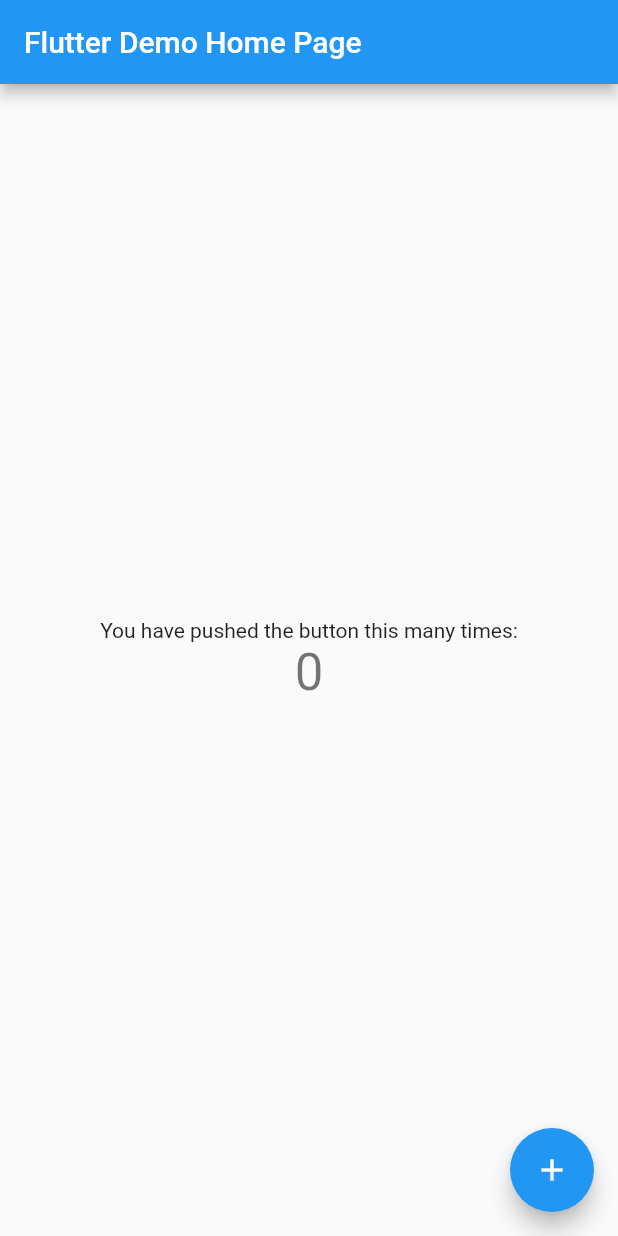
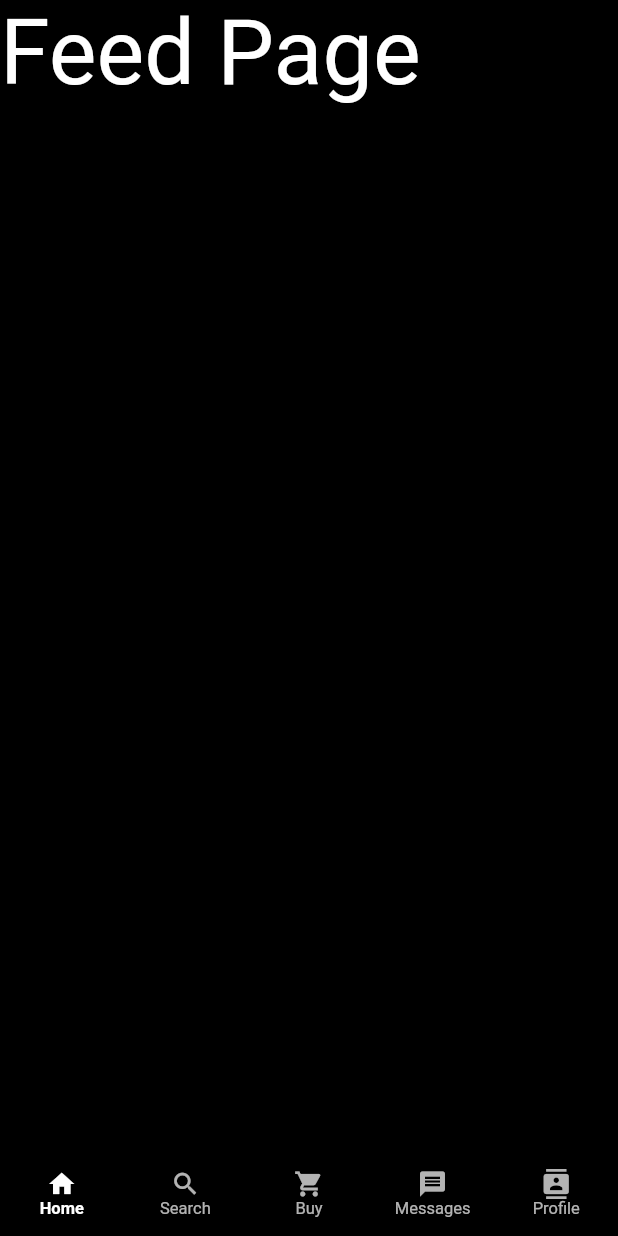
Before and after one commit to cvanvlack/BottomMenuNavigation, a Flutter app: the screen it shows after launch, on a phone screen of 412 x 824 dp. Run offline on Flutter 3.47's test engine with Material 2 defaults, Android fonts, the phone set to English and light mode, and no system bars; our stand-ins replace auto_route, freezed_annotation, hooks_riverpod.

Commit message:
- Added the basic framework

```diff
--- /dev/null
+++ b/build.yaml
@@ -0,0 +1,6 @@
+targets:
+  $default:
+    builders:
+      json_serializable:
+        options:
+          explicit_to_json: true
--- /dev/null
+++ b/lib/core/application/page_notifier.dart
@@ -0,0 +1,27 @@
+import 'package:freezed_annotation/freezed_annotation.dart';
+import 'package:hooks_riverpod/hooks_riverpod.dart';
+
+part 'page_notifier.freezed.dart';
+
+@freezed
+class PageState with _$PageState {
+  const PageState._();
+  const factory PageState.feedPage() = _FeedPage;
+  const factory PageState.searchPage() = _SearchPage;
+  const factory PageState.messagesPage() = _MessagesPage;
+  const factory PageState.profilePage() = _ProfilePage;
+  const factory PageState.buyPage() = _BuyPage;
+}
+
+class PageNotifier extends StateNotifier<PageState> {
+  //initializing with PageState.feedPage for the feed view.
+  PageNotifier() : super(const PageState.feedPage());
+
+  set pageState(PageState value) {
+    super.state = value;
+  }
+
+  PageState get pageState {
+    return state;
+  }
+}
--- /dev/null
+++ b/lib/core/application/theme_notifier.dart
@@ -0,0 +1,21 @@
+import 'package:freezed_annotation/freezed_annotation.dart';
+import 'package:hooks_riverpod/hooks_riverpod.dart';
+
+part 'theme_notifier.freezed.dart';
+
+@freezed
+class ThemeState with _$ThemeState {
+  const ThemeState._();
+  const factory ThemeState.dark() = _Dark;
+  const factory ThemeState.light() = _Light;
+}
+
+class ThemeNotifier extends StateNotifier<ThemeState> {
+  //initializing with Themestate.dark for the feed view.
+  ThemeNotifier() : super(const ThemeState.dark());
+
+  void setDarkTheme() => state = const ThemeState.dark();
+  void setLightTheme() => state = const ThemeState.light();
+
+  ThemeState get themeState => state;
+}
--- /dev/null
+++ b/lib/core/presentation/app_widget.dart
@@ -0,0 +1,24 @@
+import 'package:bottom_menu_navigation/core/presentation/routes/app_router.gr.dart';
+import 'package:flutter/material.dart';
+import 'package:hooks_riverpod/hooks_riverpod.dart';
+
+// final initializationProvider = FutureProvider<Unit>((ref) async {
+//   ref.read(pageStateNotifierProvider.notifier).pageState =
+//       const PageState.feedPage();
+
+//   return unit;
+// });
+
+class AppWidget extends ConsumerWidget {
+  final appRouter = AppRouter();
+
+  @override
+  Widget build(BuildContext context, WidgetRef ref) {
+//    ref.listen(initializationProvider, (_) {});
+    return MaterialApp.router(
+      title: 'Perfect Gift',
+      routerDelegate: appRouter.delegate(),
+      routeInformationParser: appRouter.defaultRouteParser(),
+    );
+  }
+}
--- /dev/null
+++ b/lib/core/presentation/bottom_bar.dart
@@ -0,0 +1,93 @@
+import 'package:bottom_menu_navigation/core/application/page_notifier.dart';
+import 'package:bottom_menu_navigation/core/application/theme_notifier.dart';
+import 'package:bottom_menu_navigation/core/presentation/routes/app_router.gr.dart';
+import 'package:bottom_menu_navigation/core/shared/providers.dart';
+import 'package:flutter/material.dart';
+import 'package:hooks_riverpod/hooks_riverpod.dart';
+
+class BottomBar extends ConsumerWidget {
+  const BottomBar({Key? key}) : super(key: key);
+
+  static const double navigationIconSize = 20.0;
+
+  @override
+  Widget build(BuildContext context, WidgetRef ref) {
+    final bool isDarkTheme =
+        ref.read(themeStateNotifierProvider.notifier).themeState ==
+            const ThemeState.dark();
+    final int menuIndex = 0;
+
+    return BottomNavigationBar(
+      iconSize: navigationIconSize,
+      currentIndex: menuIndex,
+      type: BottomNavigationBarType.fixed,
+      backgroundColor: isDarkTheme ? Colors.black : Colors.white,
+      selectedItemColor: isDarkTheme ? Colors.white : Colors.black,
+      unselectedItemColor: isDarkTheme ? Colors.white70 : Colors.black54,
+      selectedLabelStyle: const TextStyle(
+        fontWeight: FontWeight.bold,
+        fontSize: 11.0,
+      ),
+      unselectedLabelStyle: const TextStyle(
+        fontWeight: FontWeight.normal,
+        fontSize: 11.0,
+      ),
+      onTap: (index) {
+        print(index);
+        switch (index) {
+          case 0:
+            ref.read(pageStateNotifierProvider.notifier).pageState =
+                const PageState.feedPage();
+            ref.read(appRouterProvider).replace(const FeedRoute());
+            break;
+          case 1:
+            ref.read(pageStateNotifierProvider.notifier).pageState =
+                const PageState.searchPage();
+            ref.read(appRouterProvider).replace(const SearchRoute());
+            break;
+          case 2:
+            ref.read(pageStateNotifierProvider.notifier).pageState =
+                const PageState.buyPage();
+            ref.read(appRouterProvider).replace(const BuyRoute());
+            break;
+          case 3:
+            ref.read(pageStateNotifierProvider.notifier).pageState =
+                const PageState.messagesPage();
+            ref.read(appRouterProvider).replace(const MessagesRoute());
+            break;
+          case 4:
+            ref.read(pageStateNotifierProvider.notifier).pageState =
+                const PageState.profilePage();
+            ref.read(appRouterProvider).replace(const ProfileRoute());
+            break;
+          default:
+            ref.read(pageStateNotifierProvider.notifier).pageState =
+                const PageState.feedPage();
+            ref.read(appRouterProvider).replace(const FeedRoute());
+        }
+      },
+      items: const [
+        BottomNavigationBarItem(
+          icon: Icon(Icons.home),
+          label: 'Home',
+        ),
+        BottomNavigationBarItem(
+          icon: Icon(Icons.search),
+          label: 'Search',
+        ),
+        BottomNavigationBarItem(
+          icon: Icon(Icons.shopping_cart),
+          label: 'Buy',
+        ),
+        BottomNavigationBarItem(
+          icon: Icon(Icons.message),
+          label: 'Messages',
+        ),
+        BottomNavigationBarItem(
+          icon: Icon(Icons.contacts),
+          label: 'Profile',
+        ),
+      ],
+    );
+  }
+}
--- /dev/null
+++ b/lib/core/presentation/routes/app_router.dart
@@ -0,0 +1,18 @@
+import 'package:auto_route/annotations.dart';
+import 'package:bottom_menu_navigation/buy/presentation/buy_page.dart';
+import 'package:bottom_menu_navigation/feed/presentation/feed_page.dart';
+import 'package:bottom_menu_navigation/messages/presentation/messages_page.dart';
+import 'package:bottom_menu_navigation/profile/presentation/profile_page.dart';
+import 'package:bottom_menu_navigation/search/presentation/search_page.dart';
+
+@MaterialAutoRouter(
+  routes: [
+    MaterialRoute(page: FeedPage, initial: true, path: '/feedpage'),
+    MaterialRoute(page: MessagesPage, path: '/messages'),
+    MaterialRoute(page: BuyPage, path: '/messages'),
+    MaterialRoute(page: ProfilePage, path: '/starred'),
+    MaterialRoute(page: SearchPage, path: '/search'),
+  ],
+  replaceInRouteName: 'Page,Route',
+)
+class $AppRouter {}
--- /dev/null
+++ b/lib/core/shared/providers.dart
@@ -0,0 +1,11 @@
+import 'package:bottom_menu_navigation/core/application/page_notifier.dart';
+import 'package:bottom_menu_navigation/core/application/theme_notifier.dart';
+import 'package:bottom_menu_navigation/core/presentation/routes/app_router.gr.dart';
+import 'package:hooks_riverpod/hooks_riverpod.dart';
+
+final themeStateNotifierProvider =
+    StateNotifierProvider<ThemeNotifier, ThemeState>((ref) => ThemeNotifier());
+final pageStateNotifierProvider =
+    StateNotifierProvider<PageNotifier, PageState>((ref) => PageNotifier());
+
+final appRouterProvider = Provider((ref) => AppRouter());
--- /dev/null
+++ b/lib/feed/presentation/feed_page.dart
@@ -0,0 +1,21 @@
+import 'package:bottom_menu_navigation/core/presentation/bottom_bar.dart';
+import 'package:flutter/material.dart';
+
+class FeedPage extends StatelessWidget {
+  const FeedPage({Key? key}) : super(key: key);
+
+  @override
+  Widget build(BuildContext context) {
+    return const Scaffold(
+      bottomNavigationBar: BottomBar(),
+      backgroundColor: Colors.black,
+      body: Text(
+        'Feed Page',
+        style: TextStyle(
+          color: Colors.white,
+          fontSize: 60,
+        ),
+      ),
+    );
+  }
+}
--- a/lib/main.dart
+++ b/lib/main.dart
@@ -1,115 +1,9 @@
+import 'package:bottom_menu_navigation/core/presentation/app_widget.dart';
 import 'package:flutter/material.dart';
+import 'package:hooks_riverpod/hooks_riverpod.dart';
 
-void main() {
-  runApp(const MyApp());
-}
-
-class MyApp extends StatelessWidget {
-  const MyApp({Key? key}) : super(key: key);
-
-  // This widget is the root of your application.
-  @override
-  Widget build(BuildContext context) {
-    return MaterialApp(
-      title: 'Flutter Demo',
-      theme: ThemeData(
-        // This is the theme of your application.
-        //
-        // Try running your application with "flutter run". You'll see the
-        // application has a blue toolbar. Then, without quitting the app, try
-        // changing the primarySwatch below to Colors.green and then invoke
-        // "hot reload" (press "r" in the console where you ran "flutter run",
-        // or simply save your changes to "hot reload" in a Flutter IDE).
-        // Notice that the counter didn't reset back to zero; the application
-        // is not restarted.
-        primarySwatch: Colors.blue,
+void main() => runApp(
+      ProviderScope(
+        child: AppWidget(),
       ),
-      home: const MyHomePage(title: 'Flutter Demo Home Page'),
     );
-  }
-}
-
-class MyHomePage extends StatefulWidget {
-  const MyHomePage({Key? key, required this.title}) : super(key: key);
-
-  // This widget is the home page of your application. It is stateful, meaning
-  // that it has a State object (defined below) that contains fields that affect
-  // how it looks.
-
-  // This class is the configuration for the state. It holds the values (in this
-  // case the title) provided by the parent (in this case the App widget) and
-  // used by the build method of the State. Fields in a Widget subclass are
-  // always marked "final".
-
-  final String title;
-
-  @override
-  State<MyHomePage> createState() => _MyHomePageState();
-}
-
-class _MyHomePageState extends State<MyHomePage> {
-  int _counter = 0;
-
-  void _incrementCounter() {
-    setState(() {
-      // This call to setState tells the Flutter framework that something has
-      // changed in this State, which causes it to rerun the build method below
-      // so that the display can reflect the updated values. If we changed
-      // _counter without calling setState(), then the build method would not be
-      // called again, and so nothing would appear to happen.
-      _counter++;
-    });
-  }
-
-  @override
-  Widget build(BuildContext context) {
-    // This method is rerun every time setState is called, for instance as done
-    // by the _incrementCounter method above.
-    //
-    // The Flutter framework has been optimized to make rerunning build methods
-    // fast, so that you can just rebuild anything that needs updating rather
-    // than having to individually change instances of widgets.
-    return Scaffold(
-      appBar: AppBar(
-        // Here we take the value from the MyHomePage object that was created by
-        // the App.build method, and use it to set our appbar title.
-        title: Text(widget.title),
-      ),
-      body: Center(
-        // Center is a layout widget. It takes a single child and positions it
-        // in the middle of the parent.
-        child: Column(
-          // Column is also a layout widget. It takes a list of children and
-          // arranges them vertically. By default, it sizes itself to fit its
-          // children horizontally, and tries to be as tall as its parent.
-          //
-          // Invoke "debug painting" (press "p" in the console, choose the
-          // "Toggle Debug Paint" action from the Flutter Inspector in Android
-          // Studio, or the "Toggle Debug Paint" command in Visual Studio Code)
-          // to see the wireframe for each widget.
-          //
-          // Column has various properties to control how it sizes itself and
-          // how it positions its children. Here we use mainAxisAlignment to
-          // center the children vertically; the main axis here is the vertical
-          // axis because Columns are vertical (the cross axis would be
-          // horizontal).
-          mainAxisAlignment: MainAxisAlignment.center,
-          children: <Widget>[
-            const Text(
-              'You have pushed the button this many times:',
-            ),
-            Text(
-              '$_counter',
-              style: Theme.of(context).textTheme.headline4,
-            ),
-          ],
-        ),
-      ),
-      floatingActionButton: FloatingActionButton(
-        onPressed: _incrementCounter,
-        tooltip: 'Increment',
-        child: const Icon(Icons.add),
-      ), // This trailing comma makes auto-formatting nicer for build methods.
-    );
-  }
-}
--- a/pubspec.yaml
+++ b/pubspec.yaml
@@ -1,4 +1,4 @@
-name: tiktok_flutter
+name: bottom_menu_navigation
 description: A new Flutter project.
 
 publish_to: 'none' # Remove this line if you wish to publish to pub.dev
@@ -31,6 +31,7 @@
 dev_dependencies:
   auto_route_generator: ^2.1.0
   build_runner: ^2.1.2
+  change_app_package_name: ^1.0.0
   flutter_test:
     sdk: flutter
     #freezed 0.14.5 was incompatable as of 2021-08-19 with meta 1.3.0 and analyzer 1.7.1 which are required for flutter_test
@@ -40,7 +41,6 @@
   #lint 1.7.2 was incompatable as of 2021-08-19 with meta 1.3.0 and analyzer 1.7.1 which are required for flutter_test
   lint: ^1.6.0
   material_design_icons_flutter: ^5.0.5955-rc.1
-
 # For information on the generic Dart part of this file, see the
 # following page: https://dart.dev/tools/pub/pubspec
 # The following section is specific to Flutter.
```
Also changed, not shown: analysis_options.yaml (+13 -27 lines), lib/buy/presentation/buy_page.dart (added, +21 -0 lines), lib/messages/presentation/messages_page.dart (added, +21 -0 lines), lib/profile/presentation/profile_page.dart (added, +21 -0 lines), lib/search/presentation/search_page.dart (added, +21 -0 lines), lib/core/application/page_notifier.freezed.dart (added), lib/core/application/theme_notifier.freezed.dart (added), lib/core/presentation/routes/app_router.gr.dart (added), pubspec.lock, 6 other files.
